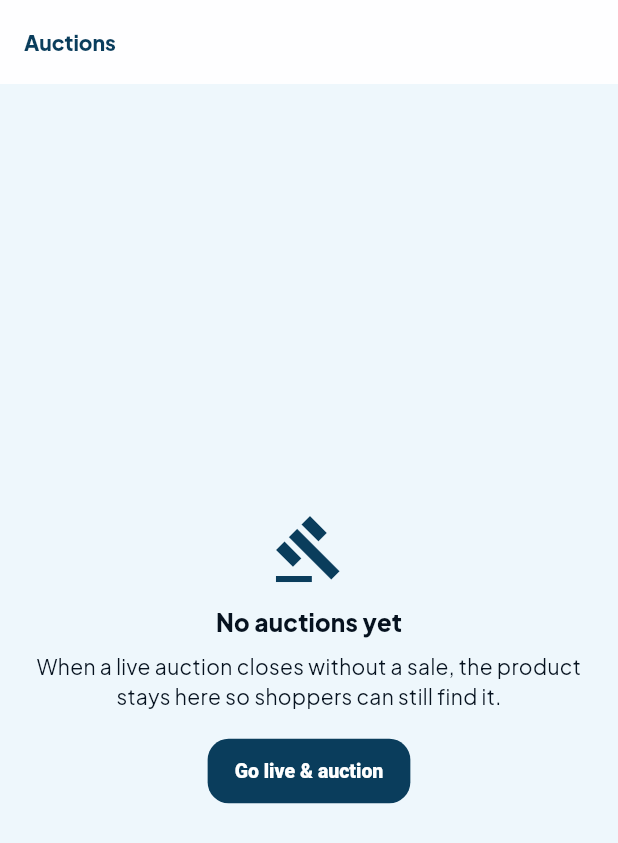
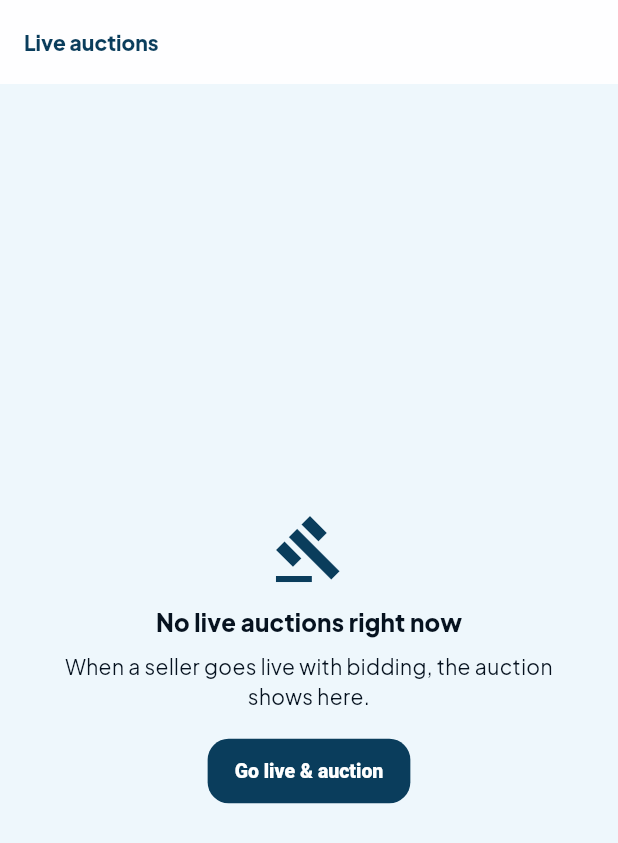
Before and after one commit to felixamay/hubsom, a Flutter app: the AuctionsPage screen opened by its route, on a phone screen of 412 x 824 dp. Shown: the top 843 px of the screen. Run offline on Flutter 3.47's test engine with Material 3 defaults, Android fonts, the phone set to English and light mode, and no system bars; our stand-ins replace cached_network_image, cloud_firestore, dio, equatable, firebase_core, firebase_messaging and 13 more; missing offline and left inert: agora_rtc_engine, dart:js_interop, dart:ui_web; accounts and stored records are empty; network calls fail.

Commit message:
Show only live auctions on Home and Auctions
Ended and leftover lots are no longer listed. Auctions now require an
open bid clock on a show that is actually live.

Co-authored-by: felixamay <felixamay@users.noreply.github.com>

```diff
--- a/hubsom_app/lib/features/auctions/auctions_page.dart
+++ b/hubsom_app/lib/features/auctions/auctions_page.dart
@@ -11,7 +11,7 @@ import '../../models/product.dart';
 import '../../models/stream.dart';
 import '../../widgets/hubsom_image.dart';
 
-/// Browse live auctions and closed-but-unsold lots (products stay here, not in history).
+/// Browse auctions that are live right now — ended lots are not listed.
 class AuctionsPage extends ConsumerStatefulWidget {
   const AuctionsPage({super.key});
 
@@ -47,25 +47,13 @@ class _AuctionsPageState extends ConsumerState<AuctionsPage> {
   Widget build(BuildContext context) {
     final streamsAsync = ref.watch(streamsProvider);
     return Scaffold(
-      appBar: AppBar(title: const Text('Auctions')),
+      appBar: AppBar(title: const Text('Live auctions')),
       body: streamsAsync.when(
         data: (raw) {
-          final streams = raw.cast<LiveStream>();
-          final withAuction = streams
-              .where((s) => s.auction != null && s.auction!.remainsOnAuctions)
-              .toList();
+          final live = raw.cast<LiveStream>().where((s) => s.isLiveAuction).toList();
+          unawaited(_loadProducts(live));
 
-          final live = withAuction
-              .where((s) => s.auction!.isOpen || s.isLive)
-              .toList();
-          final available = withAuction
-              .where((s) => !s.auction!.isOpen && !s.isLive)
-              .toList();
-
-          // Sold auctions are excluded — they become orders, not auction history.
-          unawaited(_loadProducts([...live, ...available]));
-
-          if (live.isEmpty && available.isEmpty) {
+          if (live.isEmpty) {
             return Center(
               child: Padding(
                 padding: const EdgeInsets.all(24),
@@ -75,14 +63,14 @@ class _AuctionsPageState extends ConsumerState<AuctionsPage> {
                     const Icon(Icons.gavel, size: 48, color: HubsomColors.forest),
                     const SizedBox(height: 12),
                     Text(
-                      'No auctions yet',
+                      'No live auctions right now',
                       style: Theme.of(context).textTheme.titleMedium?.copyWith(
                             fontWeight: FontWeight.w800,
                           ),
                     ),
                     const SizedBox(height: 8),
                     const Text(
-                      'When a live auction closes without a sale, the product stays here so shoppers can still find it.',
+                      'When a seller goes live with bidding, the auction shows here.',
                       textAlign: TextAlign.center,
                     ),
                     const SizedBox(height: 16),
@@ -105,7 +93,6 @@ class _AuctionsPageState extends ConsumerState<AuctionsPage> {
             child: ListView(
               padding: const EdgeInsets.fromLTRB(16, 12, 16, 32),
               children: [
-                if (live.isNotEmpty) ...[
                 Text(
                   'Live bidding',
                   style: Theme.of(context).textTheme.titleMedium?.copyWith(
@@ -122,33 +109,8 @@ class _AuctionsPageState extends ConsumerState<AuctionsPage> {
                   _AuctionTile(
                     stream: s,
                     product: _products[s.auction!.productId],
-                      live: true,
                     onTap: () => context.push('/live/${s.id}'),
                   ),
-                  const SizedBox(height: 22),
-                ],
-                if (available.isNotEmpty) ...[
-                  Text(
-                    'Available on Auctions',
-                    style: Theme.of(context).textTheme.titleMedium?.copyWith(
-                          fontWeight: FontWeight.w800,
-                        ),
-                  ),
-                  const SizedBox(height: 4),
-                  const Text(
-                    'Auction closed without a sale — products stay listed here, not in auction history.',
-                    style: TextStyle(color: Colors.black54),
-                  ),
-                  const SizedBox(height: 10),
-                  for (final s in available)
-                    _AuctionTile(
-                      stream: s,
-                      product: _products[s.auction!.productId],
-                      live: false,
-                      onTap: () =>
-                          context.push('/products/${s.auction!.productId}'),
-                    ),
-                ],
               ],
             ),
           );
@@ -164,13 +126,11 @@ class _AuctionTile extends StatelessWidget {
   const _AuctionTile({
     required this.stream,
     required this.product,
-    required this.live,
     required this.onTap,
   });
 
   final LiveStream stream;
   final Product? product;
-  final bool live;
   final VoidCallback onTap;
 
   @override
@@ -179,11 +139,6 @@ class _AuctionTile extends StatelessWidget {
     final image =
         product?.images.isNotEmpty == true ? product!.images.first : null;
     final title = product?.name ?? stream.title;
-    final subtitle = live
-        ? 'Current ${formatGhs(a.currentBidGhs)} · ${a.bidderCount} bidders'
-        : a.status == 'reserve_not_met'
-            ? 'Ask not met · last ${formatGhs(a.currentBidGhs)} · view product'
-            : 'Closed · last ${formatGhs(a.currentBidGhs)} · still available';
 
     return Padding(
       padding: const EdgeInsets.only(bottom: 10),
@@ -230,17 +185,13 @@ class _AuctionTile extends StatelessWidget {
                             vertical: 3,
                           ),
                           decoration: BoxDecoration(
-                            color: live
-                                ? HubsomColors.live.withValues(alpha: 0.15)
-                                : HubsomColors.mint,
+                            color: HubsomColors.live.withValues(alpha: 0.15),
                             borderRadius: BorderRadius.circular(99),
                           ),
-                          child: Text(
-                            live ? 'LIVE AUCTION' : 'AVAILABLE',
+                          child: const Text(
+                            'LIVE AUCTION',
                             style: TextStyle(
-                              color: live
-                                  ? HubsomColors.live
-                                  : HubsomColors.forest,
+                              color: HubsomColors.live,
                               fontWeight: FontWeight.w800,
                               fontSize: 10,
                             ),
@@ -255,7 +206,7 @@ class _AuctionTile extends StatelessWidget {
                         ),
                         const SizedBox(height: 4),
                         Text(
-                          subtitle,
+                          'Current ${formatGhs(a.currentBidGhs)} · ${a.bidderCount} bidders',
                           style: const TextStyle(
                             color: Colors.black54,
                             fontSize: 13,
@@ -264,10 +215,7 @@ class _AuctionTile extends StatelessWidget {
                       ],
                     ),
                   ),
-                  Icon(
-                    live ? Icons.videocam : Icons.chevron_right,
-                    color: HubsomColors.forest,
-                  ),
+                  const Icon(Icons.videocam, color: HubsomColors.forest),
                 ],
               ),
             ),
--- a/hubsom_app/lib/models/stream.dart
+++ b/hubsom_app/lib/models/stream.dart
@@ -263,6 +263,9 @@ class LiveStream extends Equatable {
   bool get isLive =>
       status == 'live' && (endedAt == null || endedAt!.trim().isEmpty);
 
+  /// Open bidding on a show that is actually live — not ended or leftover lots.
+  bool get isLiveAuction => isLive && auction != null && auction!.isOpen;
+
   factory LiveStream.fromJson(Map<String, dynamic> json) => LiveStream(
         id: json['id'] as String,
         title: json['title'] as String? ?? '',
```
Also changed, not shown: hubsom_app/lib/features/home/home_page.dart (+9 -15 lines), 1 other file. Lines whose indentation alone changed are shown as unchanged.
